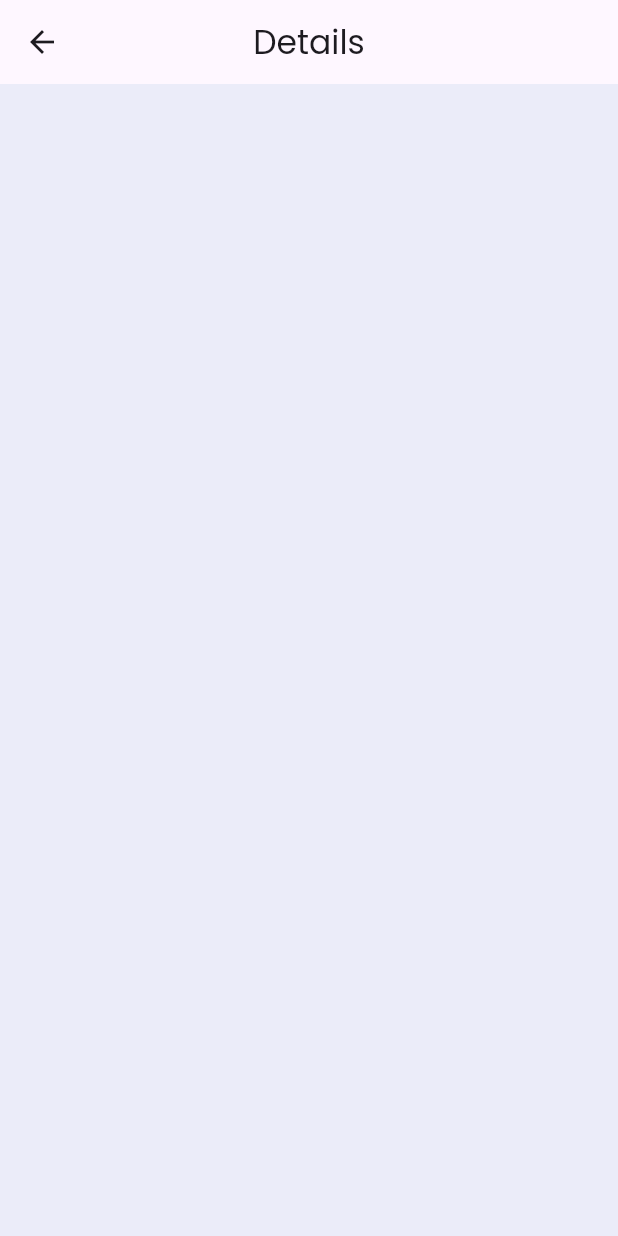
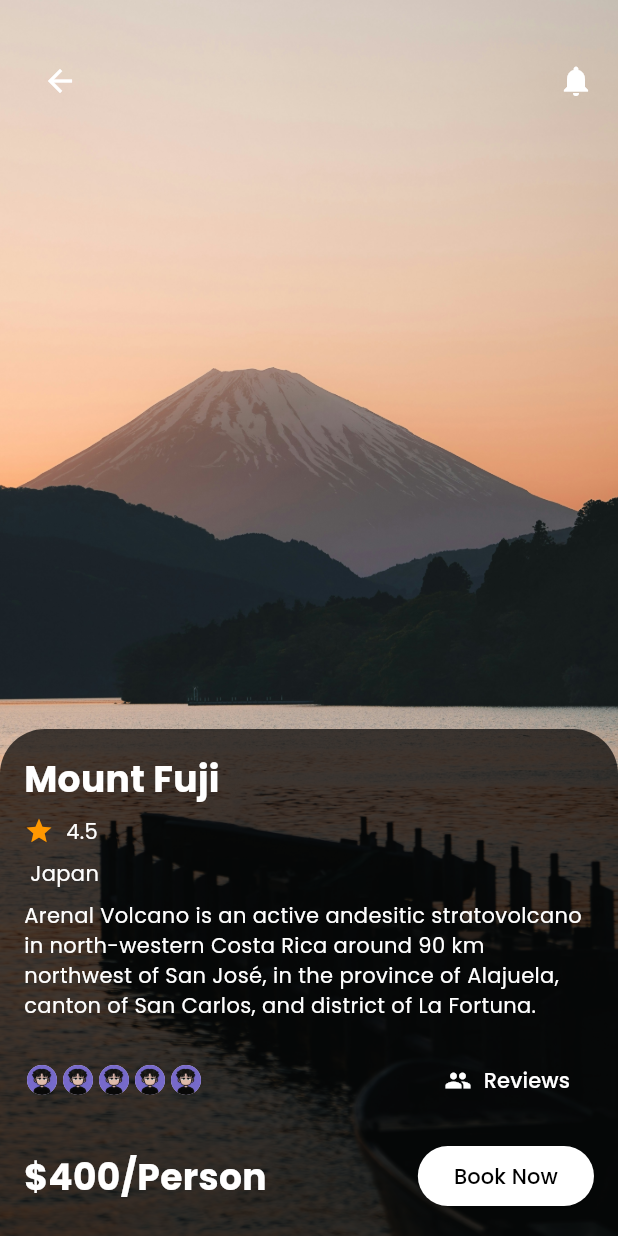
Before and after one commit to prajwalx7/travel_app_ui, a Flutter app: the screen it shows after launch, after a tap on "Explore", on a phone screen of 412 x 824 dp. Run offline on Flutter 3.47's test engine with Material 3 defaults, Android fonts, the light colour scheme and no system bars; our stand-ins replace google_fonts, iconsax.

Commit message:
detail page

```diff
--- a/lib/Pages/home_detail_screen.dart
+++ b/lib/Pages/home_detail_screen.dart
@@ -1,18 +1,146 @@
 import 'package:flutter/material.dart';
+import 'package:myapp/Data/travel_destination.dart';
+import 'package:myapp/Pages/home_screen.dart';
 
 class HomeDetailPage extends StatelessWidget {
-  const HomeDetailPage({super.key});
+  const HomeDetailPage({super.key, required this.destination});
+
+  final TravelDestination destination;
 
   @override
   Widget build(BuildContext context) {
     return Scaffold(
-        backgroundColor: const Color(0xffEBECF9),
-        appBar: AppBar(
-          title: const Text("Details"),
-          centerTitle: true,
-        ),
-        body: Column(
-          children: [Container()],
-        ));
+      body: Stack(
+        children: [
+          Positioned.fill(
+            child: Image.asset(
+              destination.imagePath,
+              fit: BoxFit.cover,
+            ),
+          ),
+          Positioned(
+            top: 30,
+            left: 16,
+            right: 16,
+            child: Row(
+              mainAxisAlignment: MainAxisAlignment.spaceBetween,
+              children: [
+                IconButton(
+                  icon: const Icon(Icons.arrow_back),
+                  color: Colors.white,
+                  onPressed: () {
+                    Navigator.pop(
+                      context,
+                      MaterialPageRoute(
+                        builder: (context) => const HomeScreen(),
+                      ),
+                    );
+                  },
+                ),
+                const Icon(Icons.notifications, color: Colors.white),
+              ],
+            ),
+          ),
+          Positioned(
+            bottom: 0,
+            left: 0,
+            right: 0,
+            child: Container(
+              padding: const EdgeInsets.all(16),
+              decoration: BoxDecoration(
+                color: Colors.black.withOpacity(0.7),
+                borderRadius: const BorderRadius.only(
+                  topLeft: Radius.circular(30),
+                  topRight: Radius.circular(30),
+                ),
+              ),
+              child: Column(
+                mainAxisSize: MainAxisSize.min,
+                crossAxisAlignment: CrossAxisAlignment.start,
+                children: [
+                  Text(
+                    destination.title,
+                    style: const TextStyle(
+                      color: Colors.white,
+                      fontSize: 24,
+                      fontWeight: FontWeight.bold,
+                    ),
+                  ),
+                  const SizedBox(height: 8),
+                  Row(
+                    children: [
+                      const Icon(Icons.star, color: Colors.orange, size: 20),
+                      const SizedBox(width: 4),
+                      Text(
+                        destination.rating,
+                        style: const TextStyle(color: Colors.white),
+                      ),
+                    ],
+                  ),
+                  const SizedBox(height: 8),
+                  Text(
+                    destination.location,
+                    style: const TextStyle(color: Colors.white),
+                  ),
+                  const SizedBox(height: 8),
+                  const Text(
+                    'Arenal Volcano is an active andesitic stratovolcano in north-western Costa Rica around 90 km northwest of San José, in the province of Alajuela, canton of San Carlos, and district of La Fortuna.',
+                    style: TextStyle(color: Colors.white),
+                  ),
+                  const SizedBox(height: 16),
+                  Row(
+                    mainAxisAlignment: MainAxisAlignment.spaceBetween,
+                    children: [
+                      Row(
+                        children: List.generate(
+                          5,
+                          (index) => const Padding(
+                            padding: EdgeInsets.symmetric(horizontal: 2.0),
+                            child: CircleAvatar(
+                              radius: 10,
+                              backgroundImage: AssetImage('assets/avatar.jpg'),
+                            ),
+                          ),
+                        ),
+                      ),
+                      TextButton.icon(
+                        onPressed: () {},
+                        icon: const Icon(Icons.group, color: Colors.white),
+                        label: const Text('Reviews',
+                            style: TextStyle(color: Colors.white)),
+                      ),
+                    ],
+                  ),
+                  const SizedBox(height: 16),
+                  Row(
+                    children: [
+                      Text(
+                        destination.price,
+                        style: const TextStyle(
+                            color: Colors.white,
+                            fontSize: 24,
+                            fontWeight: FontWeight.bold),
+                      ),
+                      const Spacer(),
+                      ElevatedButton(
+                        onPressed: () {},
+                        style: ElevatedButton.styleFrom(
+                          backgroundColor: Colors.white,
+                          foregroundColor: Colors.black,
+                          shape: RoundedRectangleBorder(
+                            borderRadius: BorderRadius.circular(30),
+                          ),
+                        ),
+                        child: const Text('Book Now'),
+                      ),
+                    ],
+                  ),
+                ],
+              ),
+            ),
+          ),
+        ],
+      ),
+    );
   }
 }
--- a/lib/Pages/home_screen.dart
+++ b/lib/Pages/home_screen.dart
@@ -263,7 +263,7 @@ class _HomeScreenState extends State<HomeScreen> {
                                                         context,
                                                         MaterialPageRoute(
                                                           builder: (context) =>
-                                                              const HomeDetailPage(),
+                                                              HomeDetailPage(destination: destination,),
                                                         ),
                                                       );
                                                     },
```
